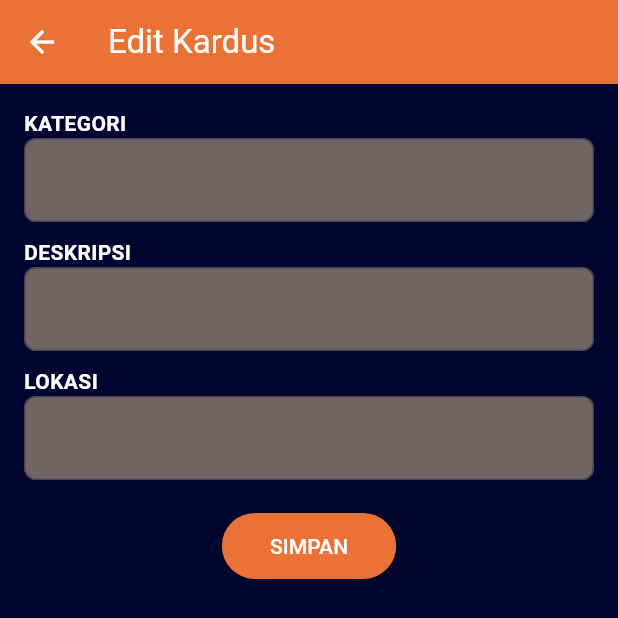
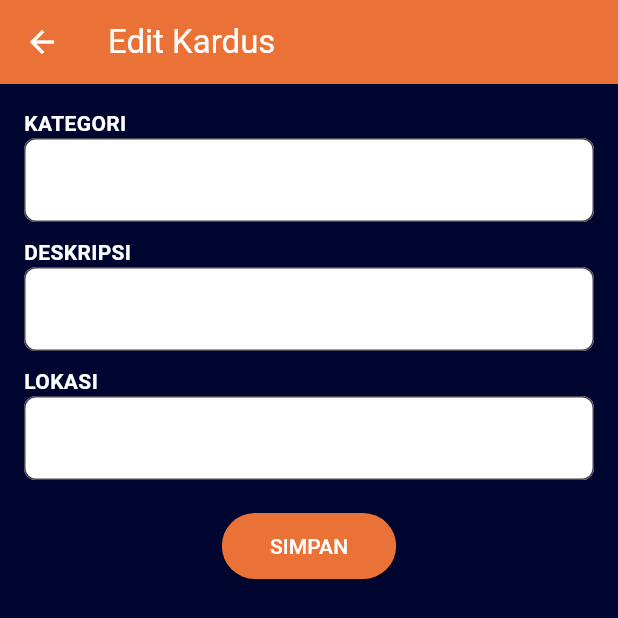
Before and after one commit to NauvalNabil/myinventory_si_23_a2, a Flutter app: the EditKardus screen opened directly with empty values, on a phone screen of 412 x 824 dp. Shown: the top 618 px of the screen. Run offline on Flutter 3.47's test engine with Material 3 defaults, Android fonts, the phone set to English and light mode, and no system bars; our stand-ins replace cached_network_image, get, image_picker, shared_preferences, supabase_flutter; accounts and stored records are empty.

Commit message:
perbaikan error dikit

```diff
--- a/lib/edit.dart
+++ b/lib/edit.dart
@@ -55,7 +55,7 @@ class _EditKardusState extends State<EditKardus> {
       style: TextStyle(color: const Color.fromARGB(255, 0, 0, 0)),
       decoration: InputDecoration(
         filled: true,
-        fillColor: const Color.fromARGB(255, 111, 101, 101),
+        fillColor: const Color.fromARGB(255, 255, 255, 255),
         border: OutlineInputBorder(borderRadius: BorderRadius.circular(8)),
         hintStyle: TextStyle(color: Colors.white54),
       ),
```
